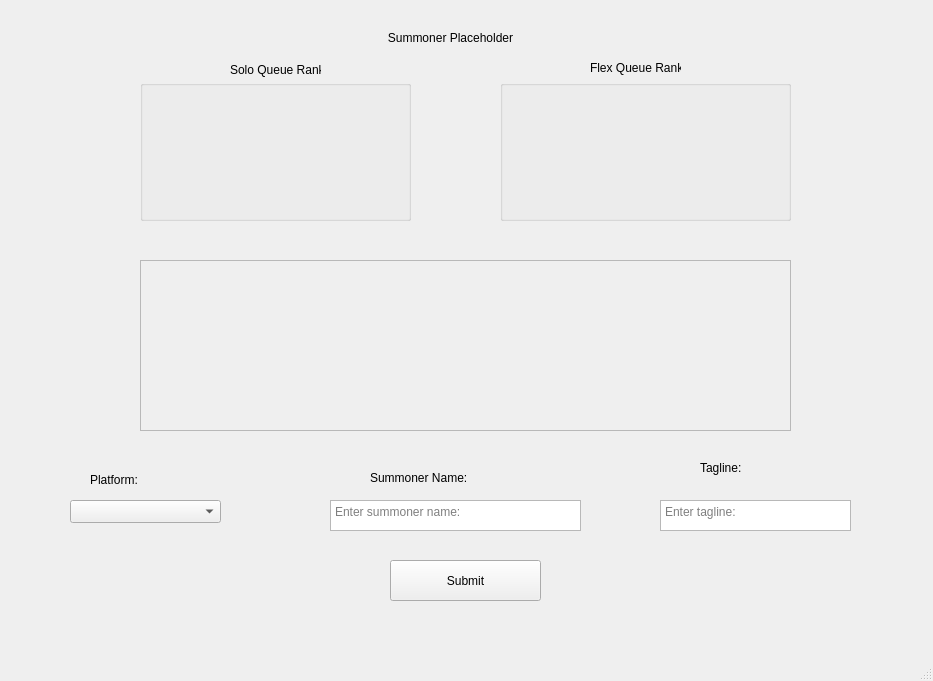
This is LeagueProfileFetcher/summoner_profile_display.ui in BaoPun/LeagueProfileFetcher as Qt 5 draws it before an edit. The edited form follows.
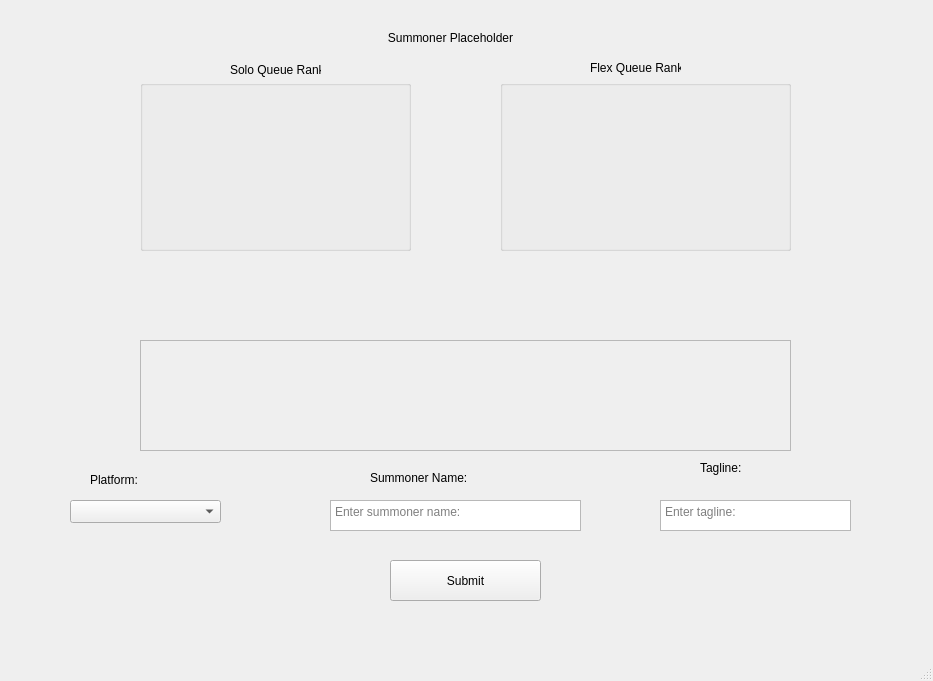
This is the edited form.

Commit message: Now displays each successful summoner's top 7 most 'mastered' champions via their images.

What changed in the file:
```diff
--- a/LeagueProfileFetcher/summoner_profile_display.ui
+++ b/LeagueProfileFetcher/summoner_profile_display.ui
@@ -101,25 +101,12 @@
       <x>140</x>
       <y>80</y>
       <width>271</width>
-      <height>141</height>
+      <height>171</height>
      </rect>
     </property>
     <property name="title">
      <string/>
     </property>
-    <widget class="QLabel" name="solo_label">
-     <property name="geometry">
-      <rect>
-       <x>0</x>
-       <y>50</y>
-       <width>131</width>
-       <height>91</height>
-      </rect>
-     </property>
-     <property name="text">
-      <string/>
-     </property>
-    </widget>
    </widget>
    <widget class="QGroupBox" name="flex_group">
     <property name="geometry">
@@ -127,33 +114,20 @@
       <x>500</x>
       <y>80</y>
       <width>291</width>
-      <height>141</height>
+      <height>171</height>
      </rect>
     </property>
     <property name="title">
      <string/>
     </property>
-    <widget class="QLabel" name="flex_label">
-     <property name="geometry">
-      <rect>
-       <x>0</x>
-       <y>50</y>
-       <width>131</width>
-       <height>91</height>
-      </rect>
-     </property>
-     <property name="text">
-      <string/>
-     </property>
-    </widget>
    </widget>
    <widget class="QScrollArea" name="championImageArea">
     <property name="geometry">
      <rect>
       <x>140</x>
-      <y>260</y>
+      <y>340</y>
       <width>651</width>
-      <height>171</height>
+      <height>111</height>
      </rect>
     </property>
     <property name="widgetResizable">
@@ -165,7 +139,7 @@
        <x>0</x>
        <y>0</y>
        <width>649</width>
-       <height>169</height>
+       <height>109</height>
       </rect>
      </property>
     </widget>
```
The commit also changes 11 other files.
